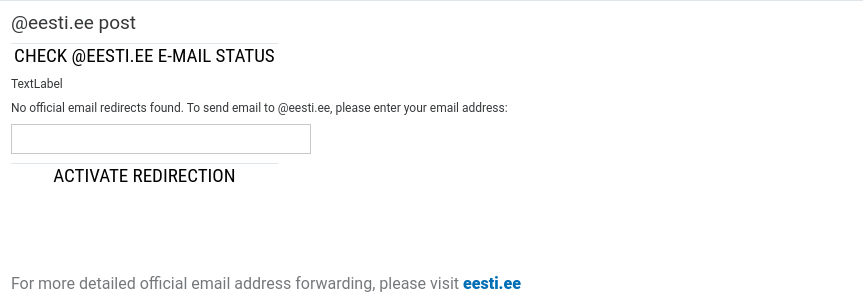
Old version of the form client/widgets/OtherData.ui in the repository open-eid/DigiDoc4-Client.
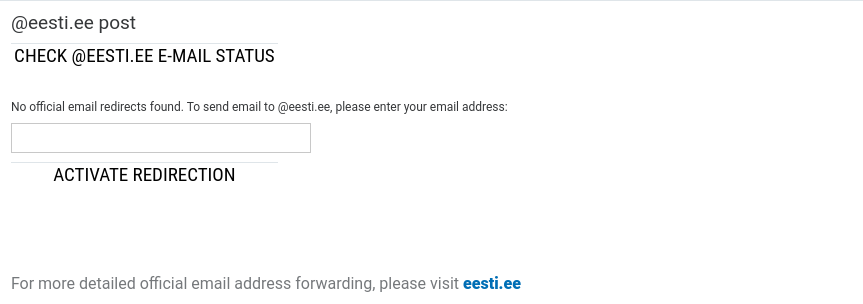
New version of the form.

Commit message:
Allow to activate email (#556)
IB-5737

```diff
--- a/client/widgets/OtherData.ui
+++ b/client/widgets/OtherData.ui
@@ -88,9 +88,6 @@
       <string notr="true">border: none;
 color: #353739;</string>
      </property>
-     <property name="text">
-      <string notr="true">TextLabel</string>
-     </property>
     </widget>
    </item>
    <item>
```
The commit also changes 1 other file.
